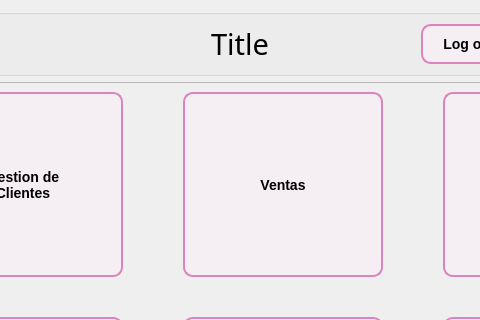
Qt form GUI/sub_ventanas/ui/reportes/adminDesigner.ui (C-Sebastian-M/GLAM_MAKEUP_STORE) before a commit; both pictures show x 116 to 596 and y 0 to 320 of the 800 by 600 pixel window.
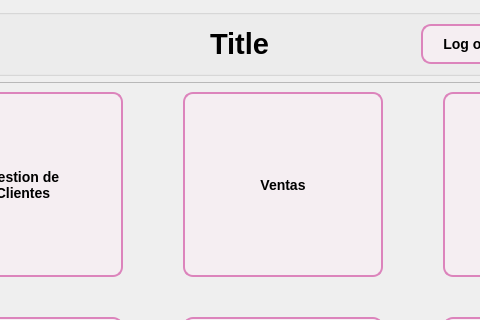
The same form after that commit. Icons and pictures are not drawn.

Patch:
```diff
--- a/GUI/sub_ventanas/ui/reportes/adminDesigner.ui
+++ b/GUI/sub_ventanas/ui/reportes/adminDesigner.ui
@@ -135,8 +135,10 @@
          </property>
          <property name="font">
           <font>
-           <family>Dubai Medium</family>
+           <family>Arial</family>
            <pointsize>22</pointsize>
+           <weight>75</weight>
+           <bold>true</bold>
           </font>
          </property>
          <property name="text">
```
